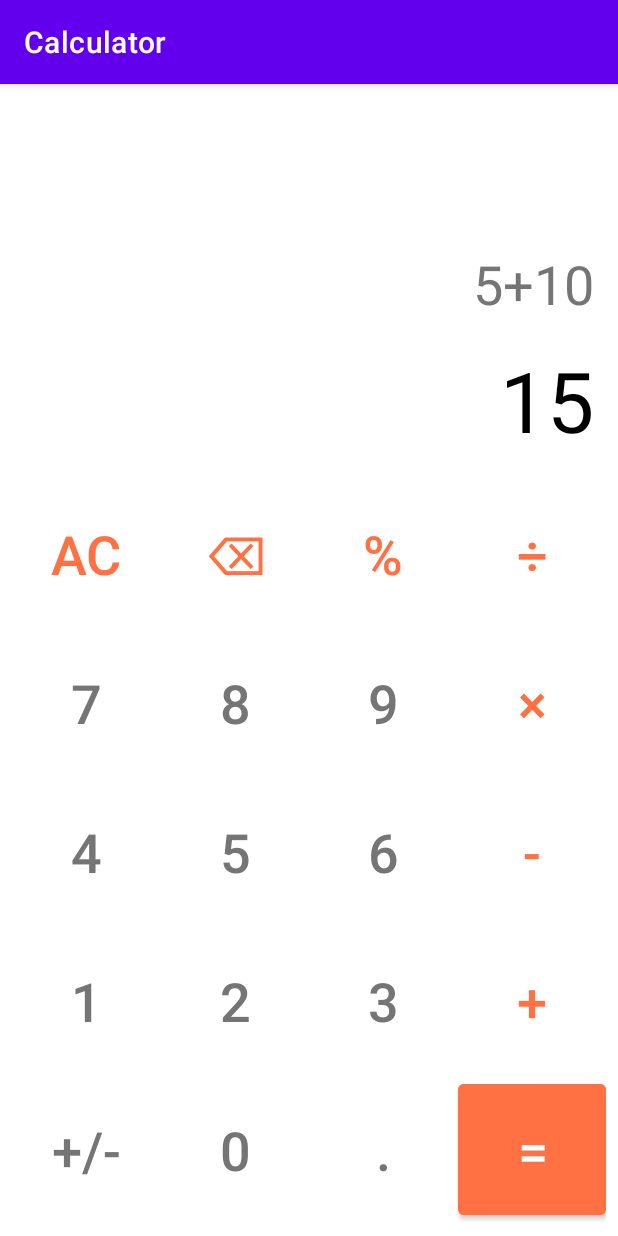
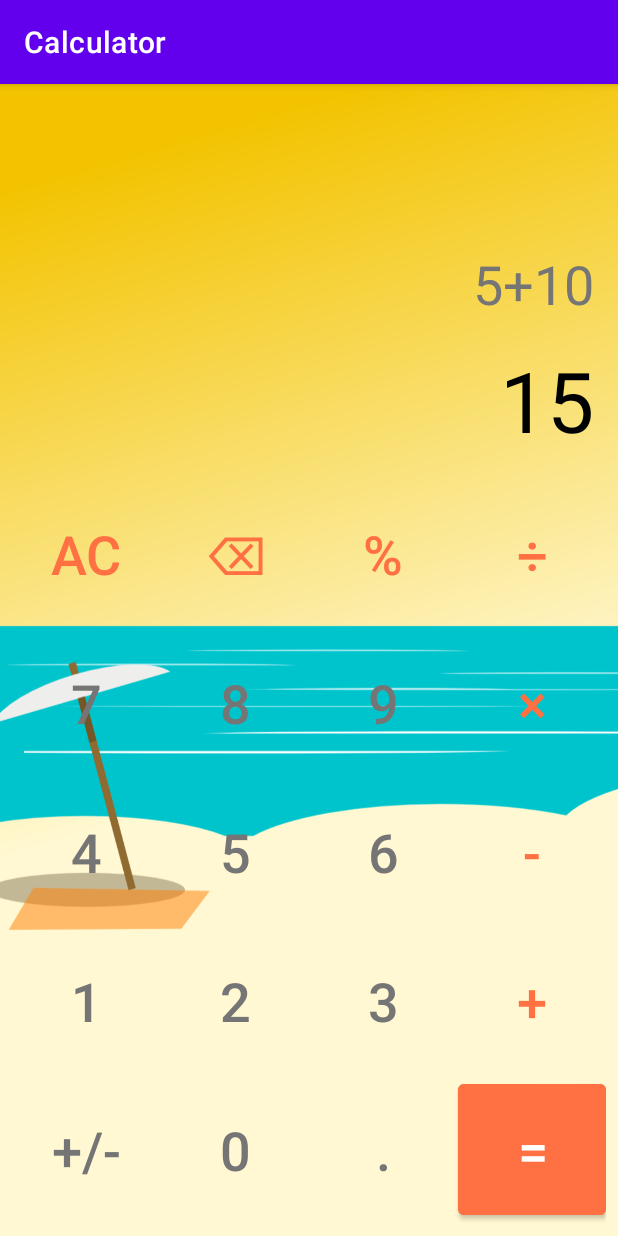
Before and after one commit to IvanISAKau/Calculator, an Android app: the screen it shows after launch (MainActivity), on a phone screen of 412 x 824 dp. Run offline under Robolectric (Android 15) with nearby library versions, the phone set to English and light mode, and no system bars.

Commit message:
feat: добавлен фоновый рисунок для экрана калькулятора

```diff
--- a/app/src/main/res/layout/activity_main.xml
+++ b/app/src/main/res/layout/activity_main.xml
@@ -4,6 +4,7 @@
     xmlns:tools="http://schemas.android.com/tools"
     android:layout_width="match_parent"
     android:layout_height="match_parent"
+    android:background="@drawable/beach"
     tools:context=".MainActivity">
 
     <LinearLayout
```
Also changed, not shown: app/src/main/res/drawable/beach.png (added).
